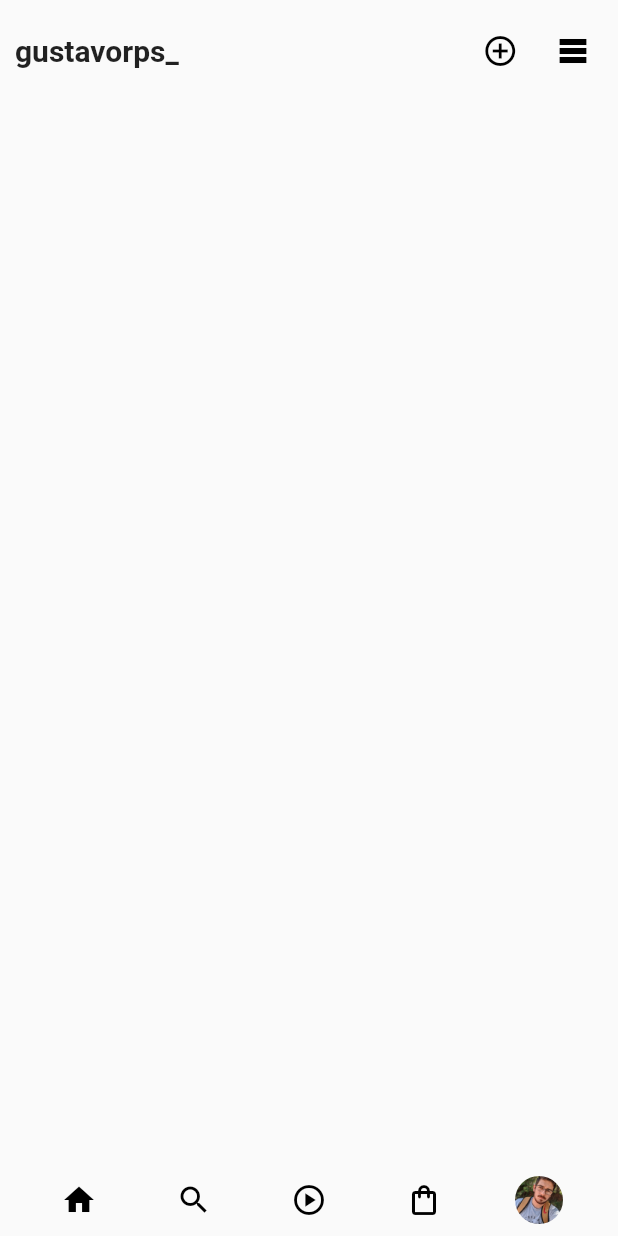
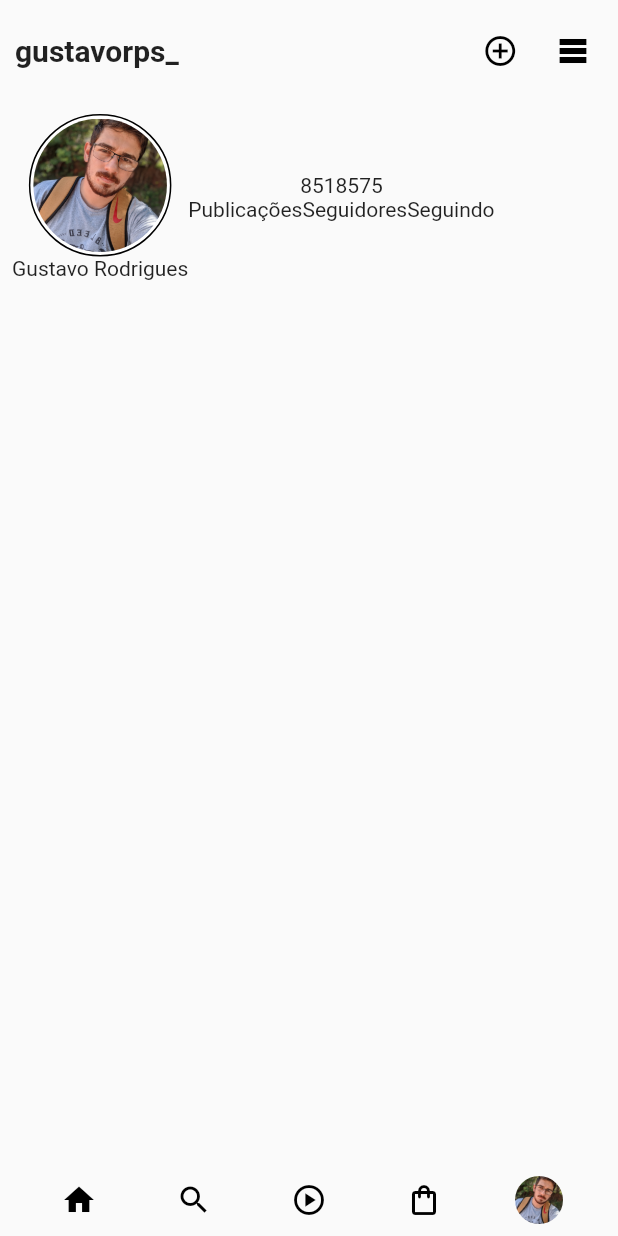
Before and after one commit to GustavoRodriguesDev/Perfil_instagram, a Flutter app: the screen it shows after launch, on a phone screen of 412 x 824 dp. Run offline on Flutter 3.47's test engine with Material 2 defaults, Android fonts, the phone set to English and light mode, and no system bars.

Commit message:
Adicionado a foto de perfil algusn dados do perfil

```diff
--- a/lib/appWidget.dart
+++ b/lib/appWidget.dart
@@ -1,7 +1,7 @@
 // ignore_for_file: prefer_const_constructors, camel_case_types, file_names
 
 import 'package:flutter/material.dart';
-import 'package:projeto_instagram/homePage.dart';
+import 'package:projeto_instagram/views/homePage.dart';
 
 class appWidget extends StatefulWidget {
   const appWidget({Key? key}) : super(key: key);
@@ -16,6 +16,7 @@ class _appWidgetState extends State<appWidget> {
     return MaterialApp(
       theme: ThemeData(primaryColor: Color(0xFFFFFFFF)),
       home: homePage(),
+      debugShowCheckedModeBanner: false,
     );
   }
 }
--- a/lib/homePage.dart
+++ b/lib/views/homePage.dart
@@ -4,6 +4,7 @@ import 'package:flutter/material.dart';
 import 'package:projeto_instagram/widget/AppBar.dart';
 // import 'package:projeto_instagram/widget/AppBar.dart';
 import 'package:projeto_instagram/widget/BottonNavigator.dart';
+import 'package:projeto_instagram/widget/dadoPerfil.dart';
 
 class homePage extends StatefulWidget {
   const homePage({Key? key}) : super(key: key);
@@ -20,6 +21,7 @@ class _homePageState extends State<homePage> {
         child: Column(
           children: [
             AppbarTop(),
+            DadosPerfil(),
           ],
         ),
       ),
@@ -27,3 +29,4 @@ class _homePageState extends State<homePage> {
     );
   }
 }
+//
--- /dev/null
+++ b/lib/widget/dadoPerfil.dart
@@ -0,0 +1,43 @@
+// ignore_for_file: avoid_unnecessary_containers, prefer_const_literals_to_create_immutables, prefer_const_constructors
+
+import 'package:flutter/material.dart';
+import 'package:projeto_instagram/widget/imagePerfil.dart';
+
+class DadosPerfil extends StatelessWidget {
+  const DadosPerfil({Key? key}) : super(key: key);
+
+  @override
+  Widget build(BuildContext context) {
+    return Padding(
+      padding: const EdgeInsets.all(8.0),
+      child: Container(
+        child: Row(
+          children: [
+            Column(
+              children: [ImagePerfil(), Text('Gustavo Rodrigues')],
+            ),
+            Column(
+              children: [
+                Row(
+                  mainAxisAlignment: MainAxisAlignment.spaceAround,
+                  children: [
+                    Text('85'),
+                    Text('185'),
+                    Text('75'),
+                  ],
+                ),
+                Row(
+                  children: [
+                    Text('Publicações'),
+                    Text('Seguidores'),
+                    Text('Seguindo')
+                  ],
+                )
+              ],
+            )
+          ],
+        ),
+      ),
+    );
+  }
+}
--- /dev/null
+++ b/lib/widget/imagePerfil.dart
@@ -0,0 +1,37 @@
+// ignore_for_file: avoid_unnecessary_containers, prefer_const_constructors
+
+import 'package:flutter/material.dart';
+
+class ImagePerfil extends StatelessWidget {
+  const ImagePerfil({Key? key}) : super(key: key);
+
+  @override
+  Widget build(BuildContext context) {
+    return Container(
+      width: 95,
+      height: 95,
+      decoration: BoxDecoration(
+        border: Border.all(color: Colors.black),
+        color: Colors.white,
+        borderRadius: BorderRadius.circular(50),
+      ),
+      child: Padding(
+        padding: EdgeInsets.all(2),
+        child: Stack(
+          children: [
+            Container(
+              height: 90,
+              width: 90,
+              decoration: BoxDecoration(
+                borderRadius: BorderRadius.circular(50),
+                image: DecorationImage(
+                  image: AssetImage('assets/image/fotoPerfil.jpg'),
+                ),
+              ),
+            )
+          ],
+        ),
+      ),
+    );
+  }
+}
```
